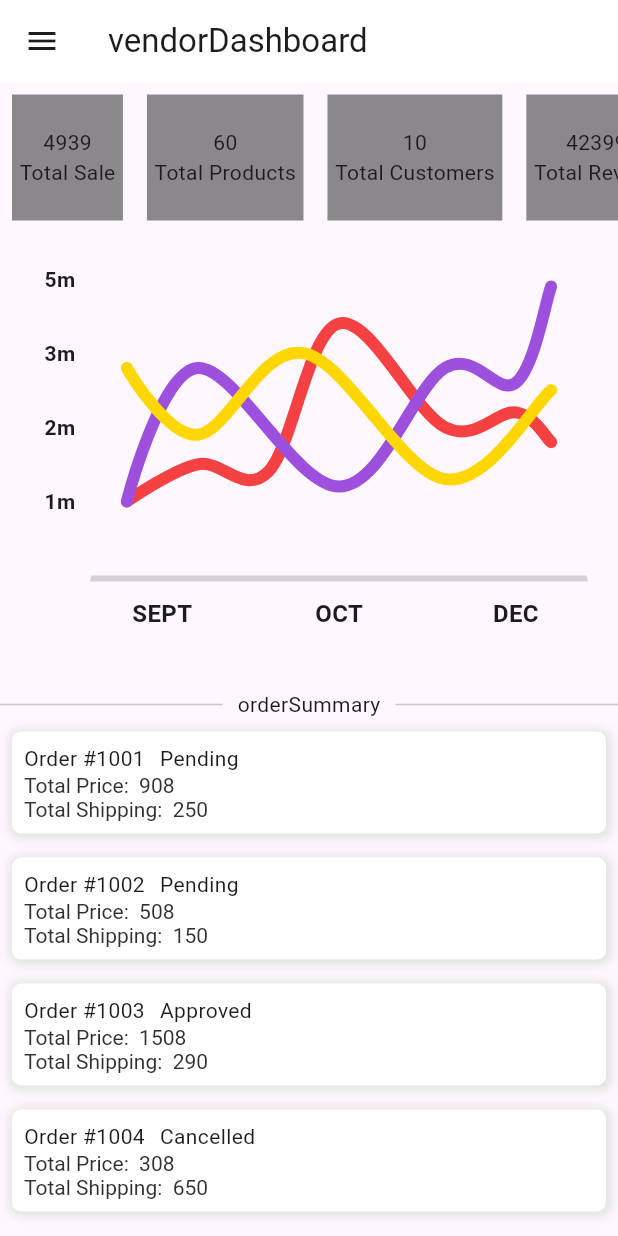
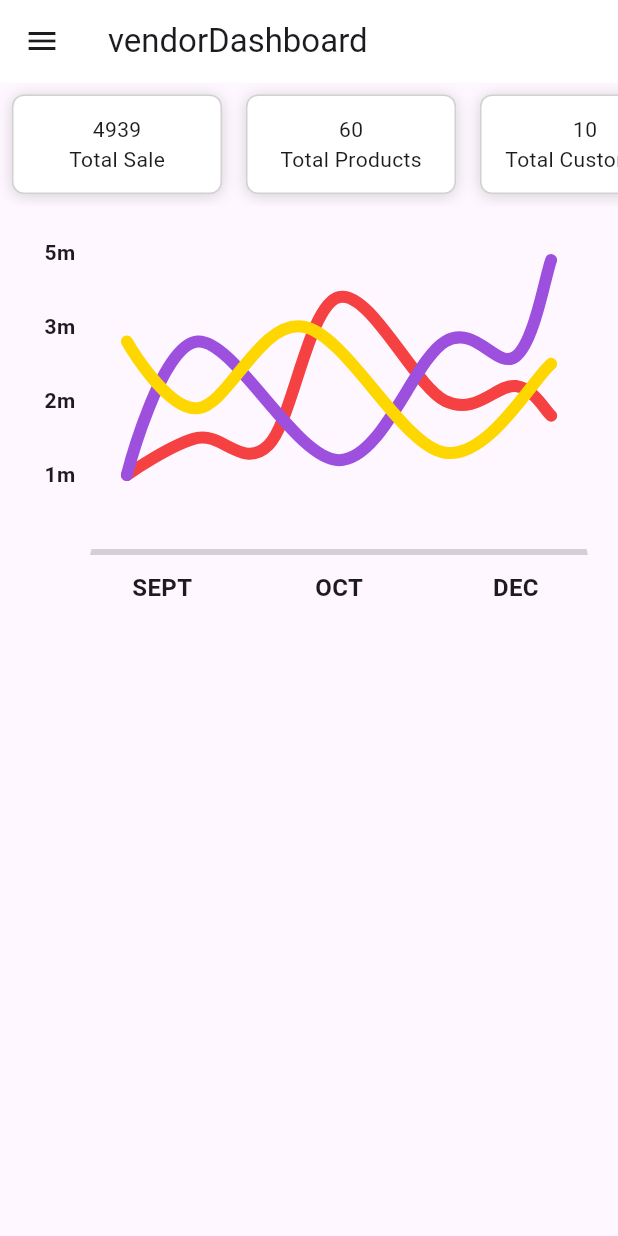
Before and after one commit to StrangerDeveloper/ismmart_vms, a Flutter app: the DashboardView screen opened by its route, on a phone screen of 412 x 824 dp. Run offline on Flutter 3.47's test engine with Material 3 defaults, Android fonts, the phone set to English and light mode, and no system bars; drawn by our look-alikes of fl_chart; our stand-ins replace cached_network_image, firebase_core, flutter_svg, get, get_storage, google_fonts and 1 more; accounts and stored records are empty; project files that could hold a hidden picture were left out.

Commit message:
order stats changes

```diff
--- a/lib/screens/dashboard/dashboard_view.dart
+++ b/lib/screens/dashboard/dashboard_view.dart
@@ -29,14 +29,14 @@ class DashboardView extends StatelessWidget {
             SliverList(
               delegate: SliverChildListDelegate(
                 [
-                  _stats(),
+                  _orderStats(),
                   const SizedBox(height: 10),
                   _saleChart(),
                   const SizedBox(
                     height: 20,
                   ),
-                  _divider(),
-                  _orders(),
+                  // _divider(),
+                  // _orders(),
                 ],
               ),
             ),
@@ -46,18 +46,43 @@ class DashboardView extends StatelessWidget {
     );
   }
 
-  Widget _stats() {
+  Widget _orderStats() {
     return SizedBox(
-      height: 100,
+      height: Get.size.height * 0.1,
       child: ListView(
         shrinkWrap: true,
         physics: const BouncingScrollPhysics(),
         scrollDirection: Axis.horizontal,
         children: [
-          _statsCard(title: 'Total Sale', value: 4939),
-          _statsCard(title: 'Total Products', value: 60),
-          _statsCard(title: 'Total Customers', value: 10),
-          _statsCard(title: 'Total Revenu', value: 42399),
+          _statsCard(
+            title: 'Total Sale',
+
+            value: 4939,
+            // onTap: () {},
+            // icon: Icons.cases_rounded,
+            // iconColor: const Color.fromARGB(255, 159, 107, 251),
+          ),
+          _statsCard(
+            title: 'Total Products',
+            value: 60,
+            // onTap: () {},
+            // icon: Icons.data_array,
+            // iconColor: const Color.fromARGB(255, 138, 246, 141),
+          ),
+          _statsCard(
+            title: 'Total Customers',
+            value: 10,
+            // onTap: () {},
+            // icon: Icons.data_array,
+            // iconColor: const Color.fromARGB(255, 154, 158, 248),
+          ),
+          _statsCard(
+            title: 'Total Revenu',
+            value: 42399,
+            // onTap: () {},
+            // icon: Icons.data_array,
+            // iconColor: const Color.fromARGB(255, 245, 115, 10),
+          ),
         ],
       ),
     );
@@ -67,9 +92,20 @@ class DashboardView extends StatelessWidget {
     return Padding(
       padding: const EdgeInsets.all(8.0),
       child: Container(
+        width: 140,
         padding: const EdgeInsets.symmetric(horizontal: 5),
-        decoration: const BoxDecoration(
-            color: Colors.black45, shape: BoxShape.rectangle),
+        decoration: BoxDecoration(
+          color: kWhiteColor,
+          borderRadius: BorderRadius.circular(8),
+          border: Border.all(color: kLightGreyColor),
+          boxShadow: [
+            BoxShadow(
+              color: kPrimaryColor.withOpacity(0.2),
+              offset: const Offset(0, 1),
+              blurRadius: 8,
+            )
+          ],
+        ),
         child: Column(
           mainAxisAlignment: MainAxisAlignment.center,
           children: [
@@ -83,6 +119,67 @@ class DashboardView extends StatelessWidget {
               color: kWhiteColor,
               size: 13,
             )
+          ],
+        ),
+      ),
+    );
+  }
+
+  Widget _statsCard2({onTap, icon, iconColor, title, value}) {
+    return InkWell(
+      onTap: onTap,
+      child: Container(
+        height: 10,
+        padding: const EdgeInsets.fromLTRB(8, 4, 4, 4),
+        decoration: BoxDecoration(
+          color: kWhiteColor,
+          borderRadius: BorderRadius.circular(8),
+          border: Border.all(color: kLightGreyColor),
+          boxShadow: [
+            BoxShadow(
+              color: kPrimaryColor.withOpacity(0.2),
+              offset: const Offset(0, 1),
+              blurRadius: 8,
+            )
+          ],
+        ),
+        child: Row(
+          crossAxisAlignment: CrossAxisAlignment.center,
+          children: [
+            Container(
+              width: 40,
+              height: 40,
+              decoration: BoxDecoration(
+                  color: iconColor!.withOpacity(0.15), shape: BoxShape.circle),
+              child: Icon(
+                icon,
+                size: 22,
+                color: iconColor,
+              ),
+            ),
+            const SizedBox(width: 10),
+            Expanded(
+              child: Column(
+                mainAxisAlignment: MainAxisAlignment.center,
+                children: [
+                  CustomText(
+                    title: title ?? '',
+                    weight: FontWeight.w600,
+                    textAlign: TextAlign.center,
+                    size: 15,
+                  ),
+                  // isPriceWidget!
+                  //     ? CustomPriceWidget(title: "$value")
+                  //     :
+                  CustomText(
+                    title: "$value",
+                    weight: FontWeight.bold,
+                    textAlign: TextAlign.center,
+                    size: 20,
+                  ),
+                ],
+              ),
+            ),
           ],
         ),
       ),
@@ -172,7 +269,7 @@ class DashboardView extends StatelessWidget {
   }
 
   Widget tabBarView() {
-    return Expanded(
+    return const Expanded(
       child: TabBarView(
         children: [
           // Obx(
```
